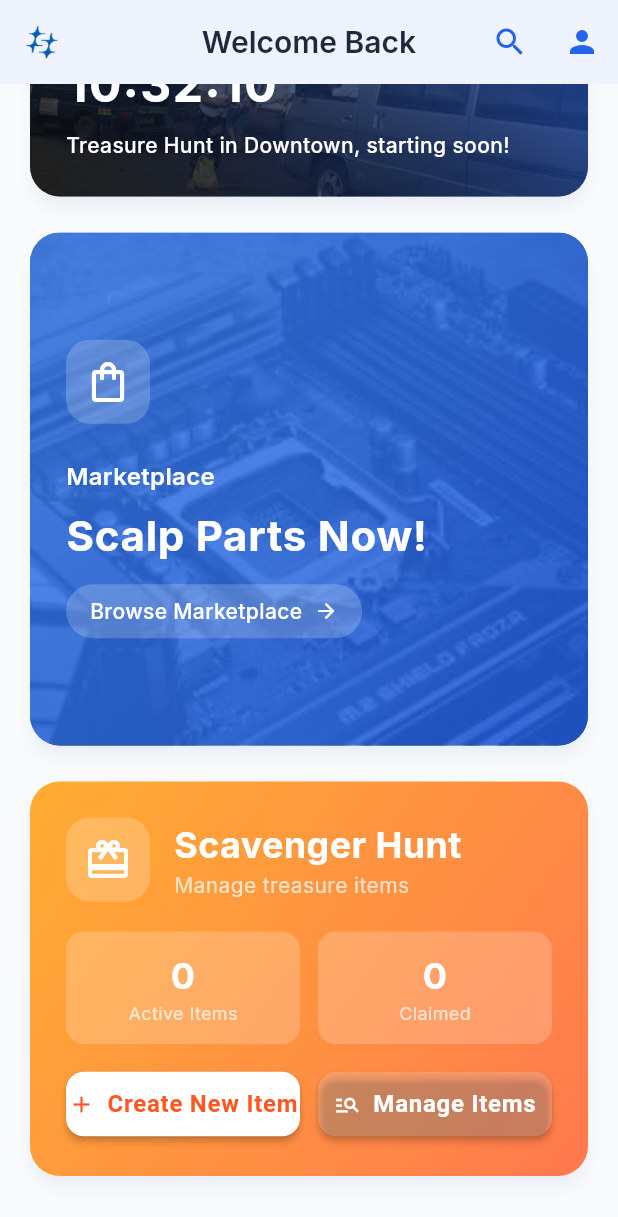
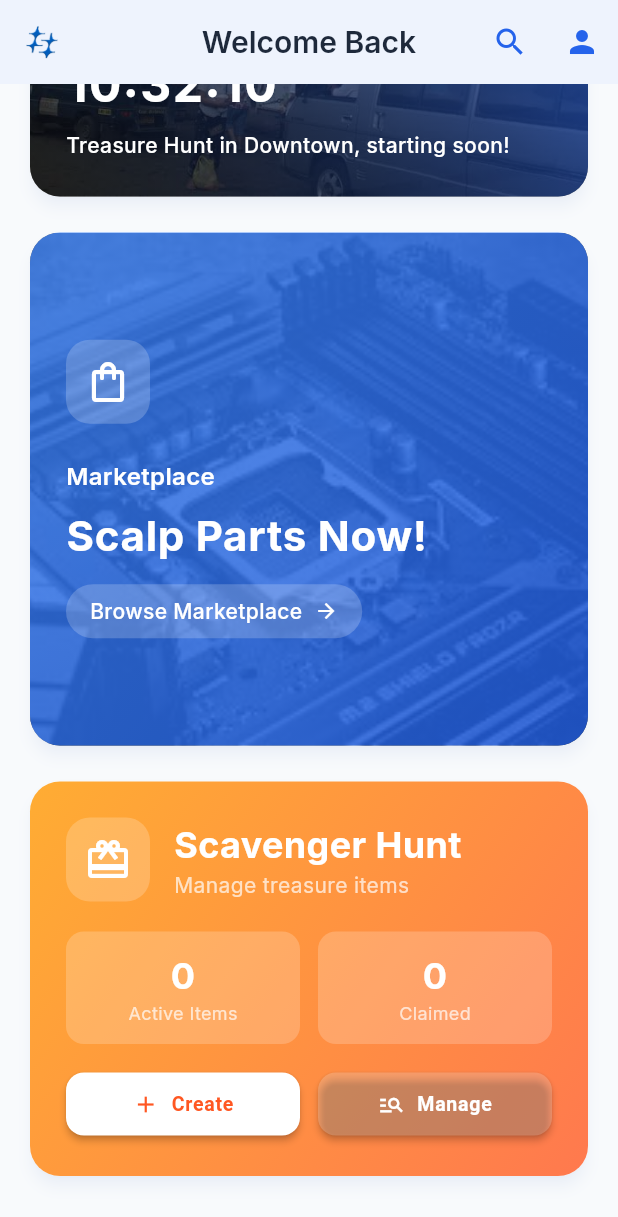
Before and after one commit to wde11/scalp_mobile_app, a Flutter app: the DashboardScreen screen opened by its route, scrolled down 390 dp, on a phone screen of 412 x 824 dp. Shown: the top 1217 px of the screen. Run offline on Flutter 3.47's test engine with Material 3 defaults, Android fonts, the phone set to English and light mode, and no system bars; our stand-ins replace cloud_firestore, firebase_auth, firebase_core, flutter_dotenv, geocoding, geolocator and 5 more; missing offline and left inert: cloudinary_public, flutter_polyline_points; accounts and stored records are empty.

Commit message:
Update scavenger hunt button styles and labels
Changed button labels to 'Create' and 'Manage' with smaller font size, adjusted icon sizes, and added horizontal padding for improved UI consistency on the dashboard screen.

```diff
--- a/lib/screens/dashboard_screen.dart
+++ b/lib/screens/dashboard_screen.dart
@@ -1010,12 +1010,18 @@ class _DashboardScreenState extends State<DashboardScreen>
                           Expanded(
                             child: ElevatedButton.icon(
                               onPressed: () => _showCreateScavengerHuntDialog(context),
-                              icon: const Icon(Icons.add),
-                              label: const Text('Create New Item'),
+                              icon: const Icon(Icons.add, size: 18),
+                              label: const Text(
+                                'Create',
+                                style: TextStyle(fontSize: 13),
+                              ),
                               style: ElevatedButton.styleFrom(
                                 backgroundColor: Colors.white,
                                 foregroundColor: Colors.deepOrange,
-                                padding: const EdgeInsets.symmetric(vertical: 12),
+                                padding: const EdgeInsets.symmetric(
+                                  vertical: 12,
+                                  horizontal: 8,
+                                ),
                                 shape: RoundedRectangleBorder(
                                   borderRadius: BorderRadius.circular(12),
                                 ),
@@ -1026,12 +1032,18 @@ class _DashboardScreenState extends State<DashboardScreen>
                           Expanded(
                             child: ElevatedButton.icon(
                               onPressed: () => _showManageScavengerHuntDialog(context),
-                              icon: const Icon(Icons.manage_search),
-                              label: const Text('Manage Items'),
+                              icon: const Icon(Icons.manage_search, size: 18),
+                              label: const Text(
+                                'Manage',
+                                style: TextStyle(fontSize: 13),
+                              ),
                               style: ElevatedButton.styleFrom(
                                 backgroundColor: Colors.white.withOpacity(0.2),
                                 foregroundColor: Colors.white,
-                                padding: const EdgeInsets.symmetric(vertical: 12),
+                                padding: const EdgeInsets.symmetric(
+                                  vertical: 12,
+                                  horizontal: 8,
+                                ),
                                 shape: RoundedRectangleBorder(
                                   borderRadius: BorderRadius.circular(12),
                                 ),
```
